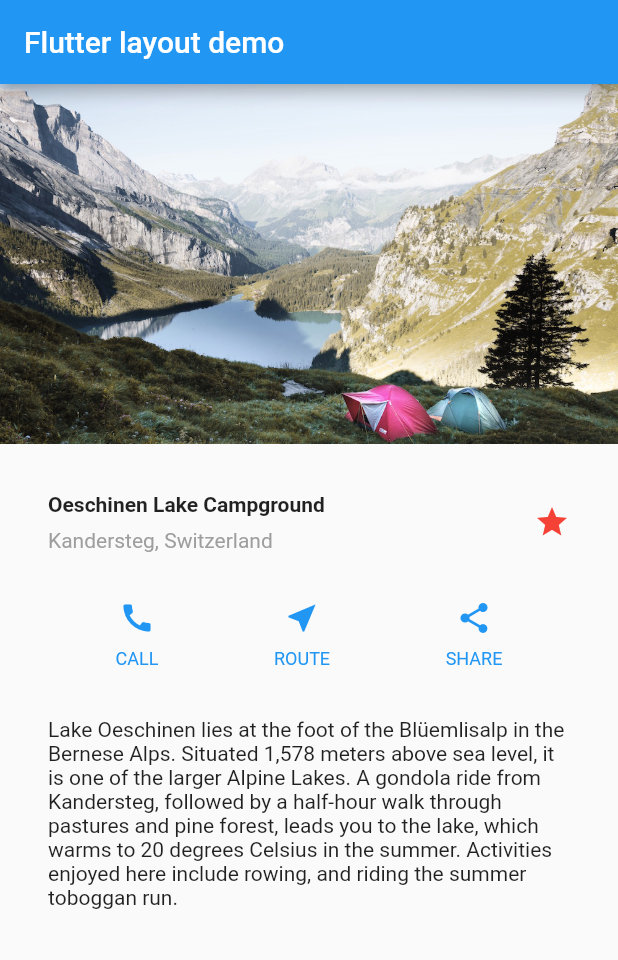
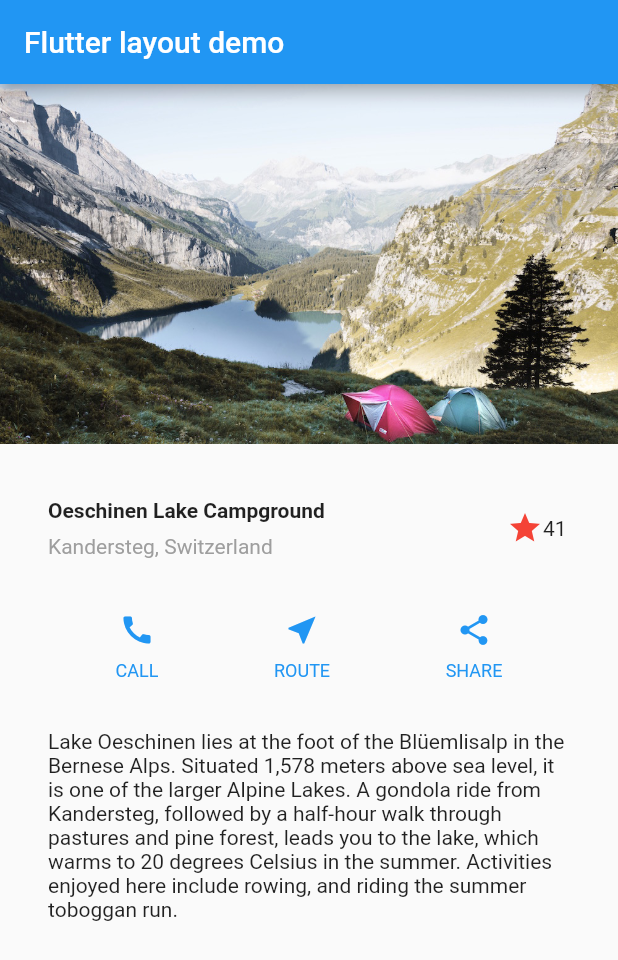
Before and after one commit to keinuma/flutter-tutorial, a Flutter app: the screen it shows after launch, on a phone screen of 412 x 824 dp. Shown: the top 960 px of the screen. Run offline on Flutter 3.47's test engine with Material 2 defaults, Android fonts, the phone set to English and light mode, and no system bars.

Commit message:
feat: set state to layout demo app

```diff
--- a/lib/main.dart
+++ b/lib/main.dart
@@ -88,7 +88,7 @@
           ],
         ),
       ),
-      Icon(Icons.star, color: Colors.red[500]),
+      FavoriteWidget(),
     ],
   ),
 );
@@ -105,3 +105,50 @@
         softWrap: true,
   )
 );
+
+class FavoriteWidget extends StatefulWidget {
+  @override
+  _FavoriteWidgetState createState() => _FavoriteWidgetState();
+}
+
+class _FavoriteWidgetState extends State<FavoriteWidget> {
+  bool _isFavorited = true;
+  int _favoriteCount = 41;
+
+  @override
+  Widget build(BuildContext context) {
+    return Row(
+      mainAxisSize: MainAxisSize.min,
+      children: [
+        Container(
+          padding: EdgeInsets.all(0),
+          child: IconButton(
+            padding: EdgeInsets.all(0),
+            alignment: Alignment.centerRight,
+            icon: (_isFavorited ? Icon(Icons.star) : Icon(Icons.star_border)),
+            color: Colors.red[500],
+            onPressed: _toggleFavorite,
+          ),
+        ),
+        SizedBox(
+          width: 18,
+          child: Container(
+            child: Text('$_favoriteCount'),
+          )
+        )
+      ],
+    );
+  }
+
+  void _toggleFavorite() {
+    setState(() {
+      if (_isFavorited) {
+        _favoriteCount -= 1;
+        _isFavorited = false;
+      } else {
+        _favoriteCount += 1;
+        _isFavorited = true;
+      }
+    });
+  }
+}
```
